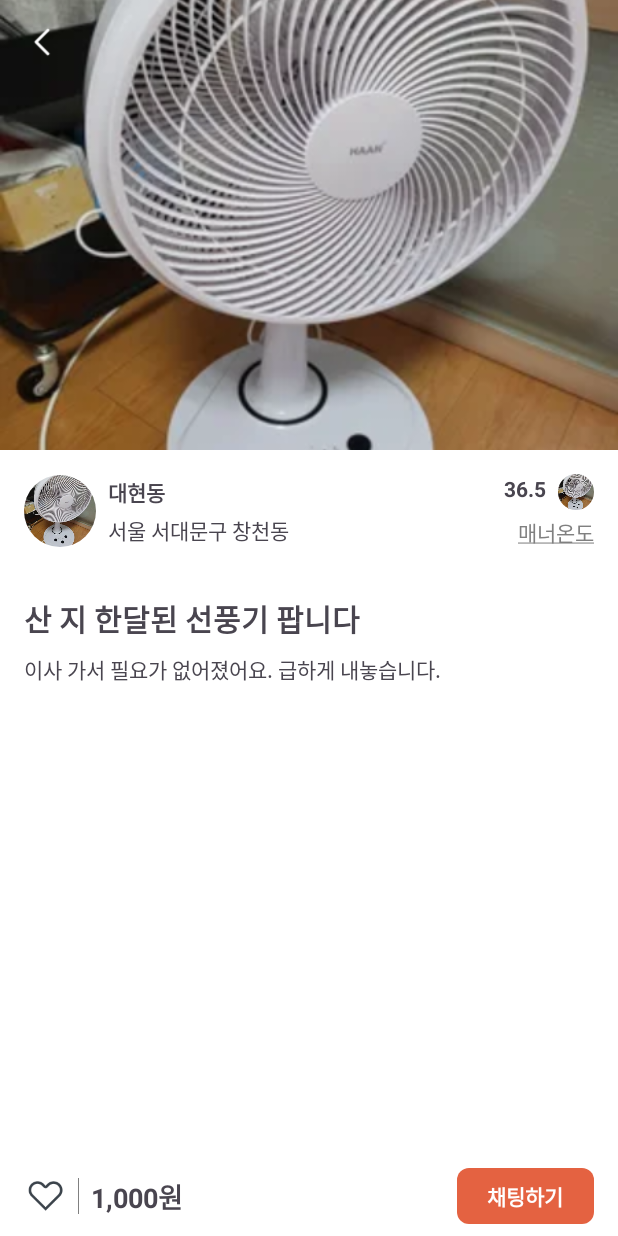
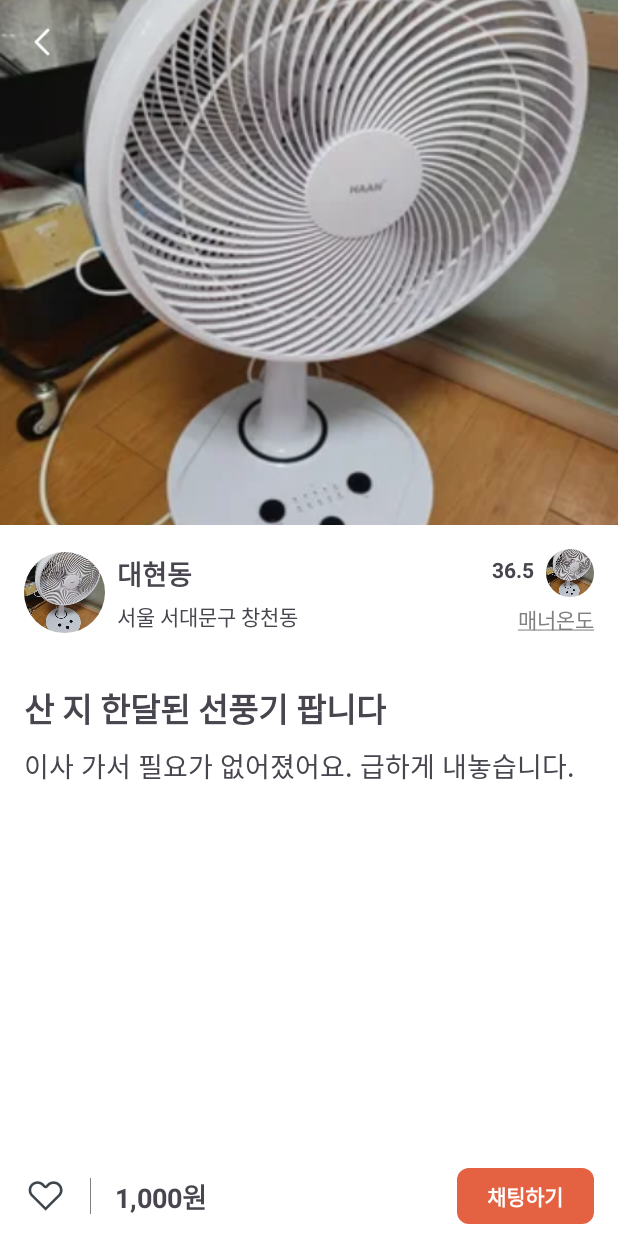
Before and after one commit to kkevi/android_7week_kkeviMarket, an Android app: the screen it shows after launch (DetailActivity), after a tap on "산 지 한달된 선풍기 팝니다", on a phone screen of 412 x 824 dp. Run offline under Robolectric (Android 15) with nearby library versions, the phone set to English and light mode, and no system bars.

Commit message:
수정 : 디테일 화면 전반적인 크기 수정

```diff
--- a/app/src/main/java/com/example/kkevi_market/FakeData.kt
+++ b/app/src/main/java/com/example/kkevi_market/FakeData.kt
@@ -28,14 +28,14 @@ class FakeData{
         return listOf(
             MainListViewItemData(1, User(1, "대현동", "서울 서대문구 창천동"), R.drawable.sample1, "산 지 한달된 선풍기 팝니다", "이사 가서 필요가 없어졌어요. 급하게 내놓습니다.", 1000, 13, 25),
             MainListViewItemData(2, User(1, "안마담", "인천 계양구 귤현동"), R.drawable.sample2, "김치 냉장고", "이사로 인해 내놔요.", 20000, 8, 28),
-            MainListViewItemData(3, User(1, "코코유", "수성구 범어동"), R.drawable.sample3, "샤넬 카드지갑", "고퀄 지갑이구요.\\n사용감이 있어서 싸게 내어둡니다.", 10000, 23, 5),
-            MainListViewItemData(4, User(1, "Nicole", "해운대구 우제2동"), R.drawable.sample4, "금고", "금고\\n떼서 가져 가야 함\\n대우 월드 마크 센텀\\n미국 이주 관계로 싸게 팝니다.", 10000, 14, 17),
-            MainListViewItemData(5, User(1, "절명", "연제구 연산제8동"), R.drawable.sample5, "갤럭시Z 플립3 팝니다.", "갤럭시 Z플립3 그린 팝니다.\\n항시 케이스 씌워서 썻고 필름 한 장 챙겨 드립니다.\\n화면에 살짝 스크래치 난 거 말고 크게 이상은 없습니다!", 150000, 22, 9),
-            MainListViewItemData(6, User(1, "미니멀하게", "수원시 영통구 원천동"), R.drawable.sample6, "프라다 복조리 백", "까임 오염 없고 상태 깨끗합니다\\n정품여부모름", 50000, 25, 16),
-            MainListViewItemData(7, User(1, "굿리치", "남구 옥동"), R.drawable.sample7, "울산 동해오션뷰 60평 복층 펜트하우스 1일 숙박권 펜션 힐링 숙소 별장", "울산 동해바다뷰 60평 복층 펜트하우스 1일 숙박권\\n(에어컨이 없기에 낮은 가격으로 변경했으며 8월 초 가장 더운날 다녀가신 분 경우 시원했다고 잘 지내다 가셨습니다)\\n1. 인원: 6명 기준입니다. 1인 10,000원 추가요금\\n2. 장소: 북구 블루마시티, 32-33층\\n3. 취사도구, 침구류, 세면도구, 드라이기 2개, 선풍기 4대 구비\\n4. 예약방법: 예약금 50,000원 하시면 저희는 명함을 드리며 입실 오전 잔금 입금하시면 저희는 동.호수를 알려드리며 고객님은 예약자분 신분증 앞면 주민번호 뒷자리 가리시거나 지우시고 문자로 보내주시면 저희는 카드키를 우편함에 놓아 둡니다.\\n5. 33층 옥상 야외 테라스 있음, 가스버너 있음\\n6. 고기 굽기 가능\\n7. 입실 오후 3시, 오전 11시 퇴실, 정리, 정돈 , 밸브 잠금 부탁드립니다.\\n8. 층간소음 주의 부탁드립니다.\\n9. 방3개, 화장실3개, 비데 3개\\n10. 저희 집안이 쓰는 별장입니다.", 150000, 142, 54),
-            MainListViewItemData(8, User(1, "난쉽", "동래구 온천제2동"), R.drawable.sample8, "샤넬 탑핸들 가방", "울산 동해바다뷰 60평 복층 펜트하우스 1일 숙박권\\n(에어컨이 없기에 낮은 가격으로 변경했으며 8월 초 가장 더운날 다녀가신 분 경우 시원했다고 잘 지내다 가셨습니다)\\n1. 인원: 6명 기준입니다. 1인 10,000원 추가요금\\n2. 장소: 북구 블루마시티, 32-33층\\n3. 취사도구, 침구류, 세면도구, 드라이기 2개, 선풍기 4대 구비\\n4. 예약방법: 예약금 50,000원 하시면 저희는 명함을 드리며 입실 오전 잔금 입금하시면 저희는 동.호수를 알려드리며 고객님은 예약자분 신분증 앞면 주민번호 뒷자리 가리시거나 지우시고 문자로 보내주시면 저희는 카드키를 우편함에 놓아 둡니다.\\n5. 33층 옥상 야외 테라스 있음, 가스버너 있음\\n6. 고기 굽기 가능\\n7. 입실 오후 3시, 오전 11시 퇴실, 정리, 정돈 , 밸브 잠금 부탁드립니다.\\n8. 층간소음 주의 부탁드립니다.\\n9. 방3개, 화장실3개, 비데 3개\\n10. 저희 집안이 쓰는 별장입니다.", 180000, 31, 7),
-            MainListViewItemData(9, User(1, "알뜰한", "원주시 명륜2동"), R.drawable.sample9, "4행정 엔진 분무기 판매 합니다..", "3년전에 사서 한번 사용 하고 그대로 둔 상태입니다. 요즘 사용은 안 해봤습니다. 그래서 저렴하게 내놓습니다. 중고라 반품은 어렵습니다.\\n", 30000, 7, 28),
-            MainListViewItemData(10, User(1, "똑태현", "중구 동화동"), R.drawable.sample10, "셀린느 버킷 가방", "22년 신세계 대전 구매 입니당\\n + \"셀린느 버킷백\\n\" + \"구매해서 몇 번 사용 했어요\\n\" + \"까짐 스크래치 없습니다.\\n\" + \"타지역에서 보내는거라 택배로 진행합니당!\"", 190000, 40, 6),
+            MainListViewItemData(3, User(1, "코코유", "수성구 범어동"), R.drawable.sample3, "샤넬 카드지갑", "고퀄 지갑이구요.\n사용감이 있어서 싸게 내어둡니다.", 10000, 23, 5),
+            MainListViewItemData(4, User(1, "Nicole", "해운대구 우제2동"), R.drawable.sample4, "금고", "금고\n떼서 가져 가야 함\n대우 월드 마크 센텀\n미국 이주 관계로 싸게 팝니다.", 10000, 14, 17),
+            MainListViewItemData(5, User(1, "절명", "연제구 연산제8동"), R.drawable.sample5, "갤럭시Z 플립3 팝니다.", "갤럭시 Z플립3 그린 팝니다.\n항시 케이스 씌워서 썻고 필름 한 장 챙겨 드립니다.\n화면에 살짝 스크래치 난 거 말고 크게 이상은 없습니다!", 150000, 22, 9),
+            MainListViewItemData(6, User(1, "미니멀하게", "수원시 영통구 원천동"), R.drawable.sample6, "프라다 복조리 백", "까임 오염 없고 상태 깨끗합니다\n정품여부모름", 50000, 25, 16),
+            MainListViewItemData(7, User(1, "굿리치", "남구 옥동"), R.drawable.sample7, "울산 동해오션뷰 60평 복층 펜트하우스 1일 숙박권 펜션 힐링 숙소 별장", "울산 동해바다뷰 60평 복층 펜트하우스 1일 숙박권\n(에어컨이 없기에 낮은 가격으로 변경했으며 8월 초 가장 더운날 다녀가신 분 경우 시원했다고 잘 지내다 가셨습니다)\n1. 인원: 6명 기준입니다. 1인 10,000원 추가요금\n2. 장소: 북구 블루마시티, 32-33층\n3. 취사도구, 침구류, 세면도구, 드라이기 2개, 선풍기 4대 구비\n4. 예약방법: 예약금 50,000원 하시면 저희는 명함을 드리며 입실 오전 잔금 입금하시면 저희는 동.호수를 알려드리며 고객님은 예약자분 신분증 앞면 주민번호 뒷자리 가리시거나 지우시고 문자로 보내주시면 저희는 카드키를 우편함에 놓아 둡니다.\n5. 33층 옥상 야외 테라스 있음, 가스버너 있음\n6. 고기 굽기 가능\n7. 입실 오후 3시, 오전 11시 퇴실, 정리, 정돈 , 밸브 잠금 부탁드립니다.\n8. 층간소음 주의 부탁드립니다.\n9. 방3개, 화장실3개, 비데 3개\n10. 저희 집안이 쓰는 별장입니다.", 150000, 142, 54),
+            MainListViewItemData(8, User(1, "난쉽", "동래구 온천제2동"), R.drawable.sample8, "샤넬 탑핸들 가방", "샤넬 트랜디 CC 탑핸들 스몰 램스킨 블랙 금장 플랩백 !\n + \"\n\" + \"색상 : 블랙\n\" + \"사이즈 : 25.5cm * 17.5cm * 8cm\n\" + \"구성 : 본품더스트\n\" + \"\n\" + \"급하게 돈이 필요해서 팝니다 ㅠ ㅠ", 180000, 31, 7),
+            MainListViewItemData(9, User(1, "알뜰한", "원주시 명륜2동"), R.drawable.sample9, "4행정 엔진 분무기 판매 합니다..", "3년전에 사서 한번 사용 하고 그대로 둔 상태입니다. 요즘 사용은 안 해봤습니다. 그래서 저렴하게 내놓습니다. 중고라 반품은 어렵습니다.\n", 30000, 7, 28),
+            MainListViewItemData(10, User(1, "똑태현", "중구 동화동"), R.drawable.sample10, "셀린느 버킷 가방", "22년 신세계 대전 구매 입니당\n + \"셀린느 버킷백\n\" + \"구매해서 몇 번 사용 했어요\n\" + \"까짐 스크래치 없습니다.\n\" + \"타지역에서 보내는거라 택배로 진행합니당!\"", 190000, 40, 6),
         )
     }
 }
--- a/app/src/main/res/layout/activity_detail.xml
+++ b/app/src/main/res/layout/activity_detail.xml
@@ -5,8 +5,8 @@
     android:id="@+id/main"
     android:layout_width="match_parent"
     android:layout_height="match_parent"
-    tools:context=".DetailActivity"
-    android:background="@color/white">
+    android:background="@color/white"
+    tools:context=".DetailActivity">
 
 
     <ImageView
@@ -36,7 +36,7 @@
             <ImageView
                 android:id="@+id/detail_iv_image"
                 android:layout_width="match_parent"
-                android:layout_height="300dp"
+                android:layout_height="350dp"
                 android:scaleType="centerCrop"
                 android:src="@drawable/sample1"
                 app:layout_constraintEnd_toEndOf="parent"
@@ -54,8 +54,8 @@
 
                 <ImageView
                     android:id="@+id/detail_iv_user_image"
-                    android:layout_width="48dp"
-                    android:layout_height="48dp"
+                    android:layout_width="54dp"
+                    android:layout_height="54dp"
                     android:background="@drawable/bg_circle"
                     android:clipToOutline="true"
                     android:scaleType="centerCrop"
@@ -79,14 +79,14 @@
                         android:layout_height="wrap_content"
                         android:layout_marginBottom="4dp"
                         android:text="난쉽"
+                        android:textSize="18sp"
                         android:textStyle="bold" />
 
                     <TextView
                         android:id="@+id/detail_tv_location"
                         android:layout_width="wrap_content"
                         android:layout_height="wrap_content"
-                        android:text="동래구"
-                        android:textSize="14sp" />
+                        android:text="동래구" />
 
                 </LinearLayout>
 
@@ -101,22 +101,23 @@
                     <LinearLayout
                         android:layout_width="wrap_content"
                         android:layout_height="wrap_content"
+                        android:layout_gravity="center_vertical"
                         android:layout_marginBottom="4dp">
 
                         <TextView
                             android:id="@+id/detail_tv_temperature"
                             android:layout_width="wrap_content"
-                            android:layout_height="wrap_content"
+                            android:layout_height="match_parent"
                             android:layout_marginEnd="8dp"
                             android:layout_marginBottom="4dp"
+                            android:gravity="center"
                             android:text="39.3"
-                            android:textSize="14sp"
                             android:textStyle="bold" />
 
                         <ImageView
                             android:id="@+id/detail_iv_temperature"
-                            android:layout_width="24dp"
-                            android:layout_height="24dp"
+                            android:layout_width="32dp"
+                            android:layout_height="32dp"
                             android:background="@drawable/bg_circle"
                             android:clipToOutline="true"
                             android:scaleType="centerCrop"
@@ -152,7 +153,7 @@
                     android:layout_width="wrap_content"
                     android:layout_height="wrap_content"
                     android:text="@string/village"
-                    android:textSize="20sp"
+                    android:textSize="22sp"
                     android:textStyle="bold" />
 
                 <TextView
@@ -160,7 +161,8 @@
                     android:layout_width="wrap_content"
                     android:layout_height="wrap_content"
                     android:layout_marginTop="8dp"
-                    android:text="@string/village" />
+                    android:text="@string/village"
+                    android:textSize="18sp" />
             </LinearLayout>
         </LinearLayout>
     </ScrollView>
@@ -173,7 +175,8 @@
         android:paddingVertical="8dp"
         app:layout_constraintBottom_toBottomOf="@+id/scrollView2"
         app:layout_constraintEnd_toEndOf="parent"
-        app:layout_constraintStart_toStartOf="parent">
+        app:layout_constraintStart_toStartOf="parent"
+        android:background="@color/white">
 
 
         <ImageView
@@ -191,7 +194,7 @@
             android:id="@+id/view"
             android:layout_width="0.3dp"
             android:layout_height="24dp"
-            android:layout_marginStart="8dp"
+            android:layout_marginStart="16dp"
             android:background="@color/grey60"
             app:layout_constraintBottom_toBottomOf="parent"
             app:layout_constraintStart_toEndOf="@+id/iv_like"
@@ -202,7 +205,7 @@
             android:id="@+id/detail_tv_price"
             android:layout_width="wrap_content"
             android:layout_height="wrap_content"
-            android:layout_marginHorizontal="8dp"
+            android:layout_marginHorizontal="16dp"
             android:text="@string/village"
             android:textSize="18sp"
             android:textStyle="bold"
```
